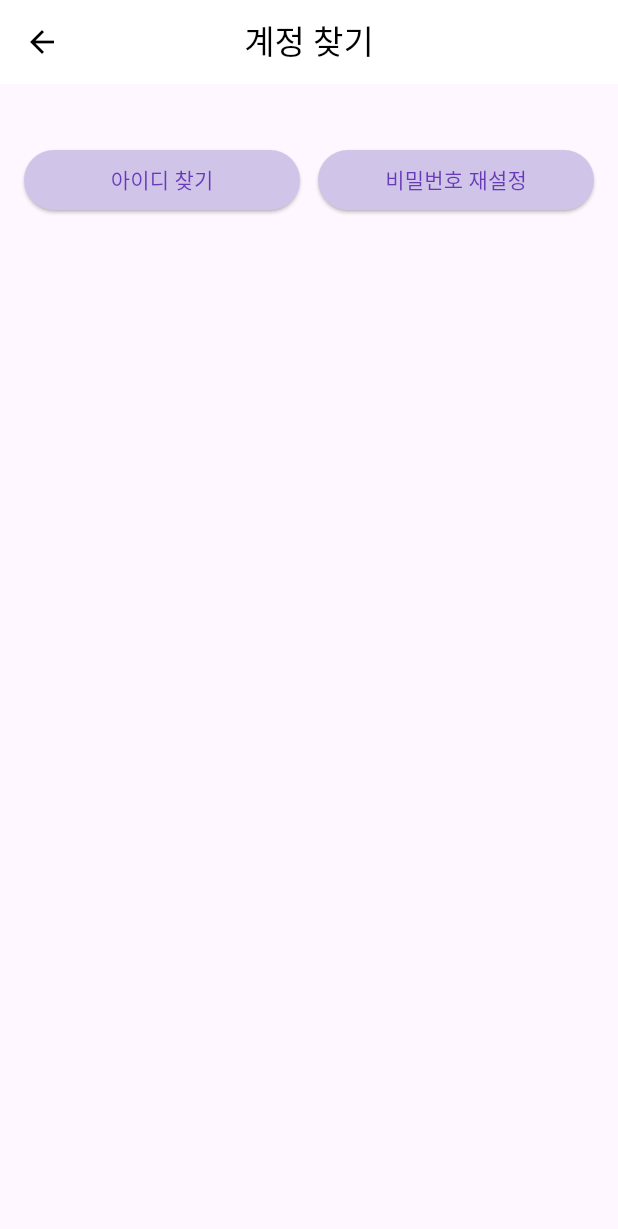
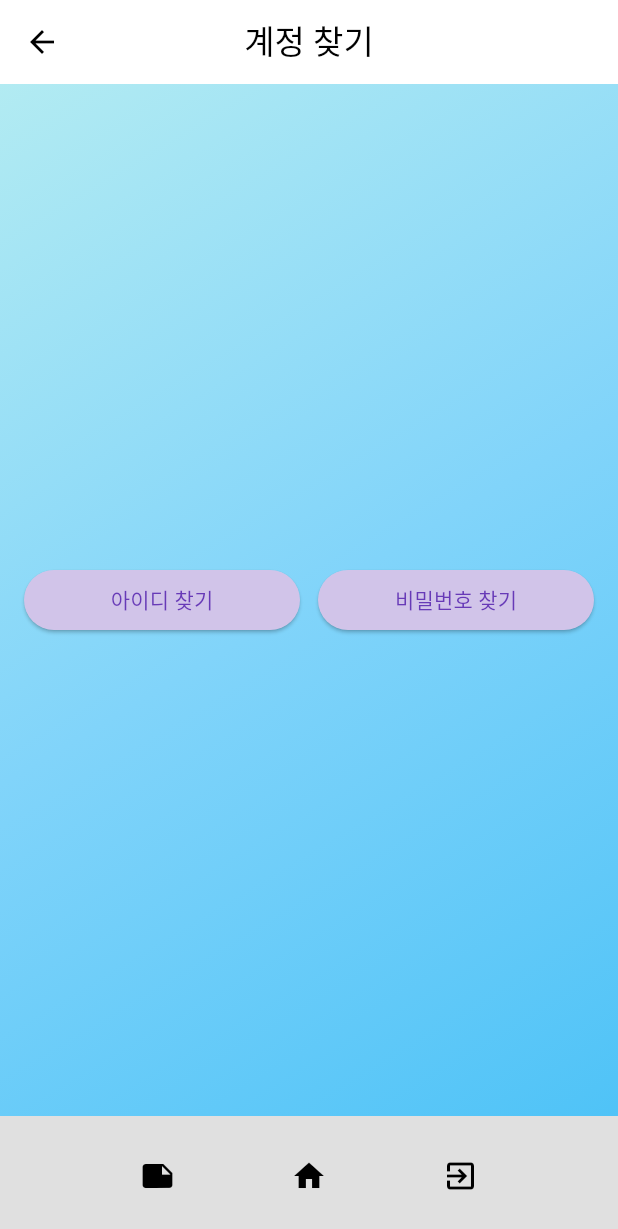
Before and after one commit to kthowns/mobile-dictionary, a Flutter app: the AccountFindHome screen opened by its route, on a phone screen of 412 x 824 dp. Shown: the top 1229 px of the screen. Run offline on Flutter 3.47's test engine with Material 3 defaults, Android fonts, the phone set to English and light mode, and no system bars.

Commit message:
fix:아이디/비번 찾기 화면 배경삽입 - 로그인 페이지 UI와 통일화

```diff
--- a/mobidic_flutter/lib/account_find_home.dart
+++ b/mobidic_flutter/lib/account_find_home.dart
@@ -13,7 +13,21 @@ class AccountFindHome extends StatelessWidget {
         foregroundColor: Colors.black,
         elevation: 0,
       ),
-      body: Padding(
+      body: Container(
+        width: double.infinity,
+        height: double.infinity,
+        decoration: const BoxDecoration(
+          gradient: LinearGradient(
+            colors: [
+              Color(0xFFb2ebf2),
+              Color(0xFF81d4fa),
+              Color(0xFF4fc3f7),
+            ],
+            begin: Alignment.topLeft,
+            end: Alignment.bottomRight,
+          ),
+        ),
+        child: Padding(
           padding: const EdgeInsets.symmetric(horizontal: 16.0, vertical: 40),
           child: Row(
             children: [
@@ -45,12 +59,27 @@ class AccountFindHome extends StatelessWidget {
                       borderRadius: BorderRadius.circular(24),
                     ),
                   ),
-                child: const Text("비밀번호 재설정"),
+                  child: const Text("비밀번호 찾기"),
                 ),
               ),
             ],
           ),
         ),
+      ),
+      bottomNavigationBar: BottomAppBar(
+        color: Colors.grey[300],
+        child: Padding(
+          padding: const EdgeInsets.symmetric(vertical: 4.0),
+          child: Row(
+            mainAxisAlignment: MainAxisAlignment.spaceEvenly,
+            children: const [
+              Icon(Icons.note, color: Colors.black),
+              Icon(Icons.home, color: Colors.black),
+              Icon(Icons.exit_to_app, color: Colors.black),
+            ],
+          ),
+        ),
+      ),
     );
   }
 }
```
Lines whose indentation alone changed are shown as unchanged.
